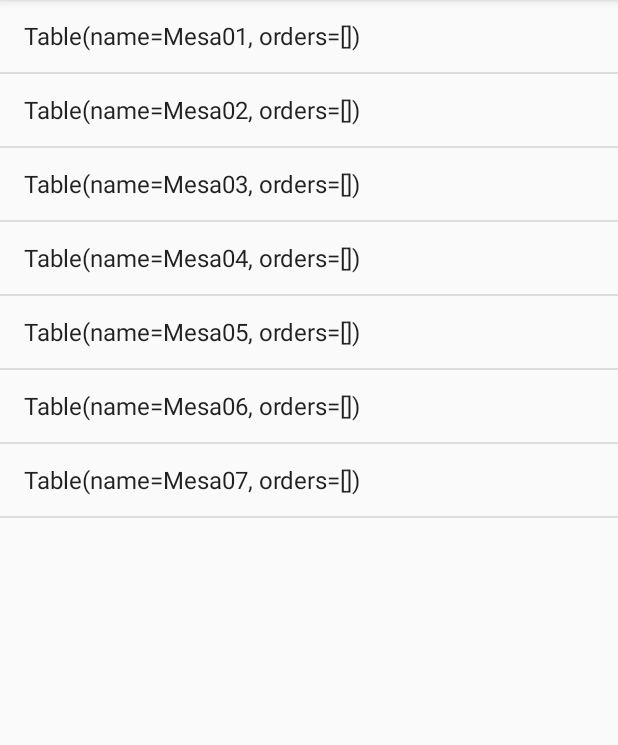
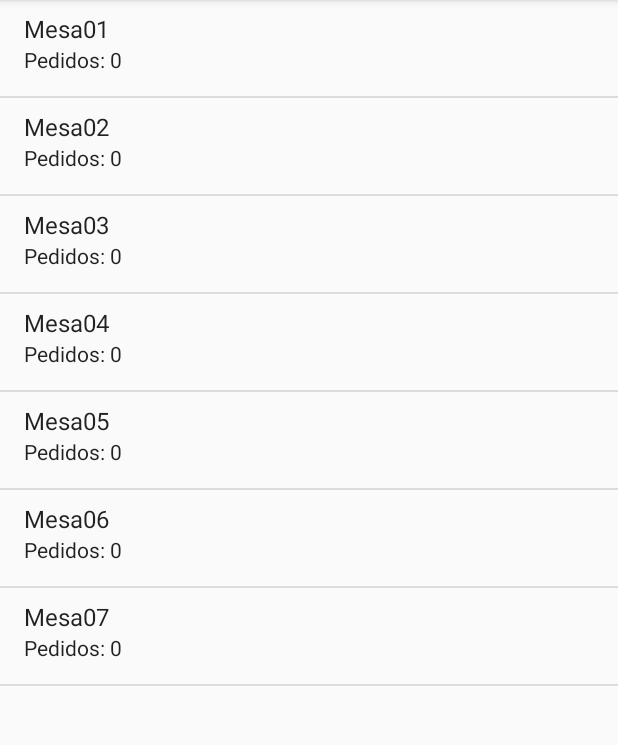
Before and after one commit to TheHandyOwl/NigiriMoe, an Android app: the screen it shows after launch (TableListActivity), on a phone screen of 412 x 824 dp, the part 84-829 px from its top. Run offline under Robolectric (Android 15) with nearby library versions, the light colour scheme and no system bars.

Commit message:
Cambiamos las celdas para mostrar 2 líneas

```diff
--- a/app/src/main/java/com/tho/nigirimoe/fragment/TableListFragment.kt
+++ b/app/src/main/java/com/tho/nigirimoe/fragment/TableListFragment.kt
@@ -6,11 +6,13 @@ import android.os.Bundle
 // Not this Fragment
 //import android.support.v4.app.Fragment
 import  android.app.Fragment
+import android.util.Log
 import android.view.LayoutInflater
 import android.view.View
 import android.view.ViewGroup
 import android.widget.ArrayAdapter
 import android.widget.ListView
+import android.widget.SimpleAdapter
 
 import com.tho.nigirimoe.R
 import com.tho.nigirimoe.model.Table
@@ -24,7 +26,7 @@ class TableListFragment : Fragment() {
 
     lateinit var root: View
     private var onTableSelectedListener: OnTableSelectedListener? = null
-    private var _data = ArrayList<HashMap<String, Any>>()
+    private var _tableListData = ArrayList<HashMap<String, Any>>()
 
     override fun onCreate(savedInstanceState: Bundle?) {
         super.onCreate(savedInstanceState)
@@ -35,7 +37,12 @@ class TableListFragment : Fragment() {
         if (inflater != null) {
             root = inflater.inflate(R.layout.fragment_table_list, container, false)
             val list = root.findViewById<ListView>(R.id.table_list)
-            val adapter = ArrayAdapter<Table>(activity, android.R.layout.simple_list_item_1, Tables.toArray())
+            refreshTableListData()
+            val adapter = SimpleAdapter(activity,
+                    _tableListData,
+                    android.R.layout.simple_list_item_2,
+                    arrayOf("name","orders"),
+                    intArrayOf(android.R.id.text1, android.R.id.text2))
             list.adapter = adapter
 
             // Pulsación del item de la lista
@@ -70,6 +77,18 @@ class TableListFragment : Fragment() {
         onTableSelectedListener = null
     }
 
+    fun refreshTableListData() {
+        _tableListData.clear()
+
+        for (table in 0..Tables.count - 1){
+            Log.v("TAG", "tableItem: ${table}")
+            val tableDataItem = HashMap<String, Any>()
+            tableDataItem.put("name", "${Tables[table].name}")
+            tableDataItem.put("orders", resources.getString(R.string.orders, Tables[table].orders.size ?: 0))
+            _tableListData.add(tableDataItem)
+        }
+    }
+
     interface OnTableSelectedListener {
         fun onTableSelected(table: Table, position: Int)
     }
--- a/app/src/main/res/values/strings.xml
+++ b/app/src/main/res/values/strings.xml
@@ -1,6 +1,7 @@
 <resources>
     <string name="app_name">NigiriMoe</string>
 
-    <!-- TODO: Remove or change this placeholder text -->
+    <string name="orders">Pedidos: %1$d</string>
+
     <string name="hello_blank_fragment">Hello blank fragment</string>
 </resources>
```
